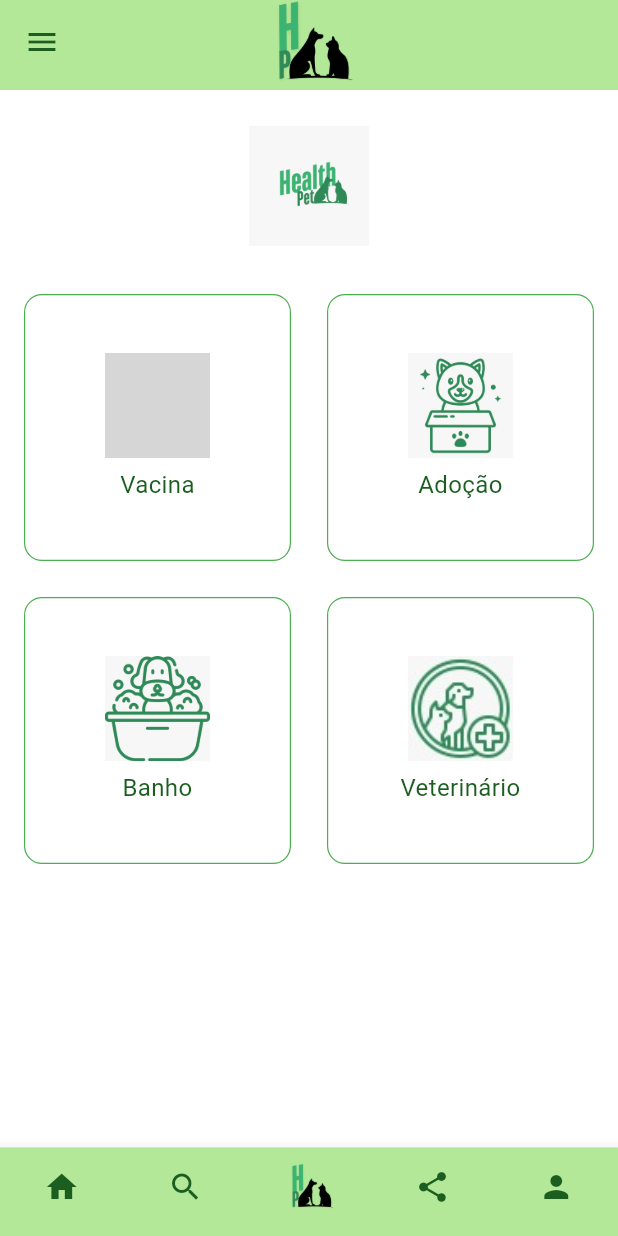
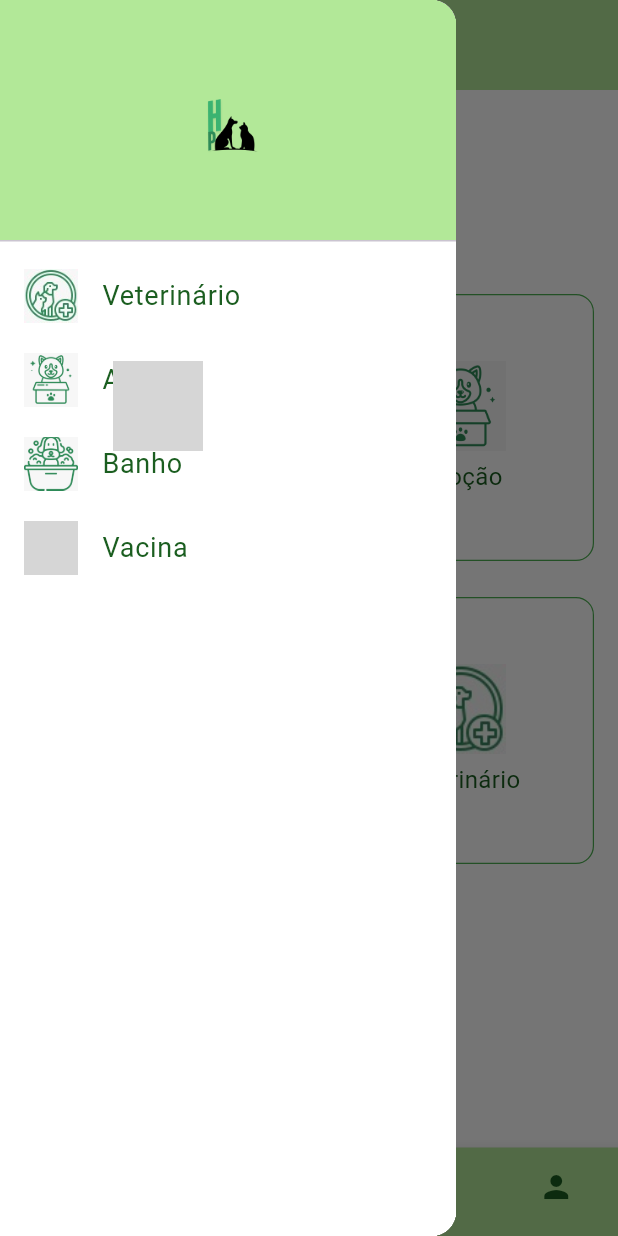
Before and after one commit to Mariaheloisaag/Health-Pet, a Flutter app: the screen it shows after launch, after a tap on the "menu" icon, on a phone screen of 412 x 824 dp. Run offline on Flutter 3.47's test engine with Material 3 defaults, Android fonts, the light colour scheme and no system bars; grey boxes are pictures that could not be loaded.

Commit message:
Atualizações

```diff
--- a/lib/main.dart
+++ b/lib/main.dart
@@ -11,15 +11,41 @@ class HomeScreen extends StatelessWidget {
   @override
   Widget build(BuildContext context) {
     return Scaffold(
-      // AppBar personalizada
+      drawer: Drawer(
+        child: Container(
+          color: Colors.white,
+          child: ListView(
+            padding: EdgeInsets.zero,
+            children: [
+              DrawerHeader(
+                decoration: const BoxDecoration(
+                  color: Color(0xFFB2E898),
+                ),
+                child: Center(
+                  child: Image.asset('assets/logo.png', height: 60),
+                ),
+              ),
+              _buildDrawerItem('Veterinário', 'assets/veterinario.jpg'),
+              _buildDrawerItem('Adoção', 'assets/adocao.jpg'),
+              _buildDrawerItem('Banho', 'assets/banho.jpg'),
+              _buildDrawerItem('Vacina', 'assets/vacina.jpg'),
+            ],
+          ),
+        ),
+      ),
+
       appBar: PreferredSize(
         preferredSize: Size.fromHeight(60),
         child: AppBar(
           backgroundColor: const Color(0xFFB2E898),
           elevation: 0,
-          leading: IconButton(
+          leading: Builder(
+            builder: (context) => IconButton(
               icon: Icon(Icons.menu, color: Colors.green[900]),
-            onPressed: () {},
+              onPressed: () {
+                Scaffold.of(context).openDrawer();
+              },
+            ),
           ),
           centerTitle: true,
           title: Image.asset(
@@ -29,21 +55,18 @@ class HomeScreen extends StatelessWidget {
         ),
       ),
 
-      // Corpo da tela
       body: Container(
         color: Colors.white,
         padding: const EdgeInsets.symmetric(horizontal: 16, vertical: 24),
         child: Column(
           children: [
-            // Logo central
             Center(
               child: Image.asset(
-                'assets/logo_texto.jpg', // Use a versão com o texto "Health Pet"
+                'assets/logo_texto.jpg',
                 height: 80,
               ),
             ),
             const SizedBox(height: 32),
-            // Grid com os botões
             Expanded(
               child: GridView.count(
                 crossAxisCount: 2,
@@ -62,7 +85,6 @@ class HomeScreen extends StatelessWidget {
         ),
       ),
 
-      // BottomNavigationBar com logo central flutuante
       bottomNavigationBar: Stack(
         alignment: Alignment.center,
         children: [
@@ -74,26 +96,11 @@ class HomeScreen extends StatelessWidget {
             showUnselectedLabels: false,
             type: BottomNavigationBarType.fixed,
             items: const [
-              BottomNavigationBarItem(
-                icon: Icon(Icons.home),
-                label: '',
-              ),
-              BottomNavigationBarItem(
-                icon: Icon(Icons.search),
-                label: '',
-              ),
-              BottomNavigationBarItem(
-                icon: SizedBox.shrink(),
-                label: '',
-              ),
-              BottomNavigationBarItem(
-                icon: Icon(Icons.share),
-                label: '',
-              ),
-              BottomNavigationBarItem(
-                icon: Icon(Icons.person),
-                label: '',
-              ),
+              BottomNavigationBarItem(icon: Icon(Icons.home), label: ''),
+              BottomNavigationBarItem(icon: Icon(Icons.search), label: ''),
+              BottomNavigationBarItem(icon: SizedBox.shrink(), label: ''),
+              BottomNavigationBarItem(icon: Icon(Icons.share), label: ''),
+              BottomNavigationBarItem(icon: Icon(Icons.person), label: ''),
             ],
           ),
           Positioned(
@@ -107,13 +114,20 @@ class HomeScreen extends StatelessWidget {
       ),
     );
   }
+
+  Widget _buildDrawerItem(String title, String imagePath) {
+    return ListTile(
+      leading: Image.asset(imagePath, height: 36),
+      title: Text(title, style: TextStyle(fontSize: 18, color: Colors.green[900])),
+      onTap: () {
+        // ação ao clicar
+      },
+    );
+  }
 }
 
 Widget _buildServiceButton(String label, String iconPath) {
-  return SizedBox(
-    width: 20, // largura menor
-    height: 20, // altura menor
-    child: Container(
+  return Container(
     padding: const EdgeInsets.all(10),
     decoration: BoxDecoration(
       border: Border.all(color: Colors.green, width: 0.8),
@@ -124,7 +138,7 @@ Widget _buildServiceButton(String label, String iconPath) {
       children: [
         Image.asset(
           iconPath,
-            height: 70, // imagem menor
+          height: 60,
           fit: BoxFit.contain,
         ),
         const SizedBox(height: 6),
@@ -135,6 +149,5 @@ Widget _buildServiceButton(String label, String iconPath) {
         ),
       ],
     ),
-    ),
   );
 }
```
Lines whose indentation alone changed are shown as unchanged.
